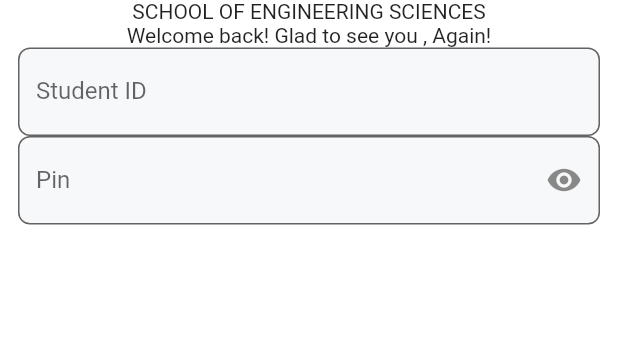
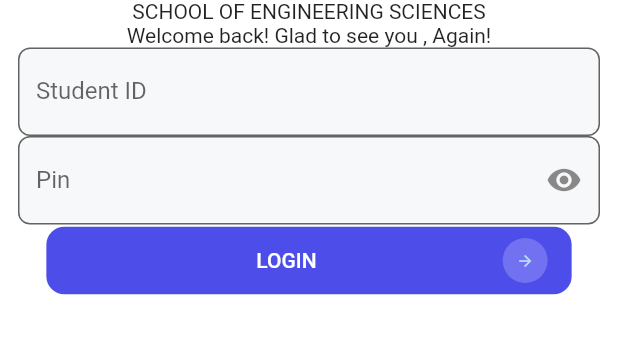
Before and after one commit to Serkhani/ugmis, a Flutter app: the screen it shows after launch, on a phone screen of 412 x 824 dp, the part 221-575 px from its top. Run offline on Flutter 3.47's test engine with Material 2 defaults, Android fonts, the phone set to English and light mode, and no system bars; our stand-ins replace get.

Commit message:
added button

```diff
--- /dev/null
+++ b/lib/app/components/button.dart
@@ -0,0 +1,49 @@
+import 'package:flutter/material.dart';
+
+import '../../resources/app_colors.dart';
+import '../../resources/sizes.dart';
+
+class CustomButtonBar extends StatelessWidget {
+  const CustomButtonBar({super.key, required this.label});
+  final String label;
+
+  @override
+  Widget build(BuildContext context) {
+    return ElevatedButton(
+      onPressed: () {},
+      style: ElevatedButton.styleFrom(
+        elevation: 0.0,
+        backgroundColor: AppColors.primary,
+        shape: RoundedRectangleBorder(
+          borderRadius: BorderRadius.circular(
+            Sizes.radiusExtraSmall,
+          ),
+        ),
+        fixedSize: Size(
+          MediaQuery.of(context).size.width * 0.85,
+          Sizes.buttonHeight,
+        ),
+      ),
+      child: Row(
+        mainAxisAlignment: MainAxisAlignment.spaceAround,
+        children: [
+          Expanded(
+            child: Center(
+              child: Text(
+                label,
+              ),
+            ),
+          ),
+          const CircleAvatar(
+            backgroundColor: AppColors.primaryShade400,
+            radius: 15.0,
+            child: Icon(
+              Icons.arrow_forward,
+              size: 12.0,
+            ),
+          ),
+        ],
+      ),
+    );
+  }
+}
--- a/lib/app/modules/login/views/login_view.dart
+++ b/lib/app/modules/login/views/login_view.dart
@@ -1,12 +1,13 @@
 import 'package:flutter/material.dart';
-import 'package:flutter/services.dart';
+import 'package:get/get.dart';
+import 'package:ugmis/resources/app_colors.dart';
 
-import 'package:get/get.dart';
-import 'package:ugmis/app/components/textfield.dart';
-import 'package:ugmis/resources/app_images.dart';
-import 'package:ugmis/resources/app_strings.dart';
-import 'package:ugmis/resources/sizes.dart';
+import '../../../../app/components/textfield.dart';
+import '../../../../resources/app_images.dart';
+import '../../../../resources/app_strings.dart';
+import '../../../../resources/sizes.dart';
 
+import '../../../components/button.dart';
 import '../controllers/login_controller.dart';
 
 class LoginView extends GetView<LoginController> {
@@ -31,12 +32,16 @@ class LoginView extends GetView<LoginController> {
                 obscureText: controller.obscureStudentTextField,
               ),
               TextInputField(
-                    labelText: AppStrings.pin,
-                    hintText: AppStrings.pinPinEg,
-                    textEdCon: controller.pinCon,
-                    maxLength: 5,
-                    obscureText: controller.obscurePinTextField
+                labelText: AppStrings.pin,
+                hintText: AppStrings.pinPinEg,
+                textEdCon: controller.pinCon,
+                maxLength: 5,
+                obscureText: controller.obscurePinTextField,
               ),
+              const CustomButtonBar(
+                label: AppStrings.logIn,
+              ),
+
             ],
           ),
         ),
--- a/lib/resources/app_strings.dart
+++ b/lib/resources/app_strings.dart
@@ -10,7 +10,7 @@ class AppStrings {
   static const studentIdEg = '109*****';
   static const pin = 'Pin';
   static const pinPinEg = '12345';
-  static const logIn = "Log In";
+  static const logIn = "LOGIN";
   static const noAccount = "Don't have an account?";
   static const registerNow = "Register Now";
 }
--- a/lib/resources/sizes.dart
+++ b/lib/resources/sizes.dart
@@ -41,4 +41,7 @@ class Sizes {
   static const iconSizeNormal = 24.0;
 
   static const textInputHeight = 56.0;
+
+
+  static const buttonHeight = 45.0;
 }
```
